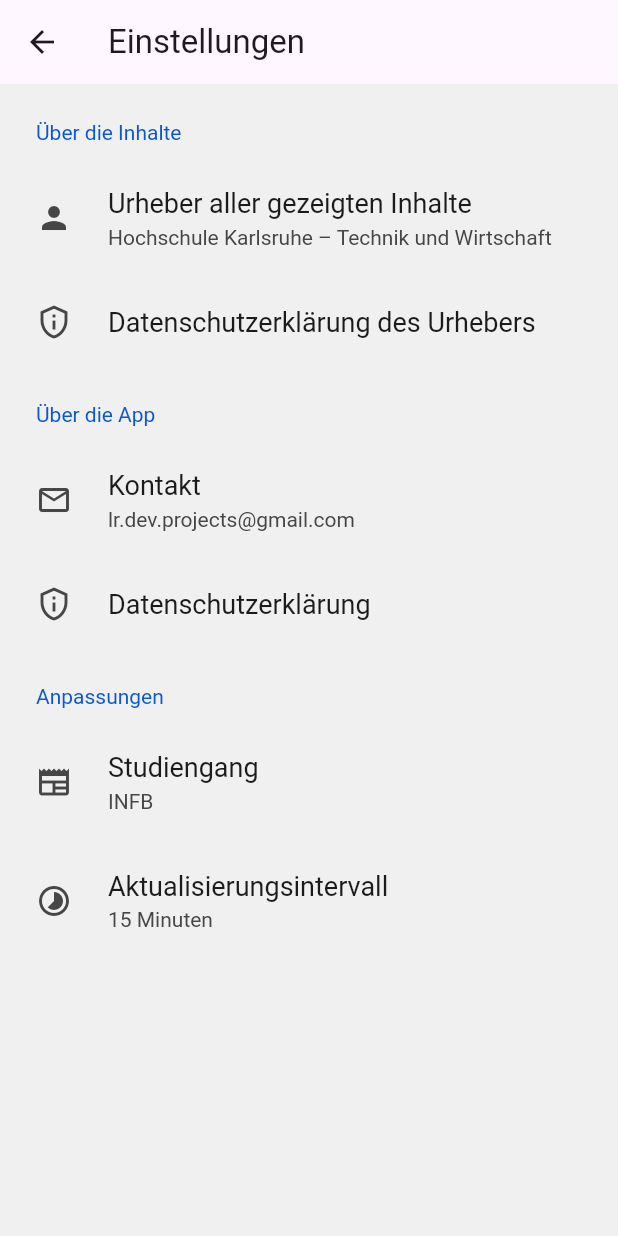
After one commit to lr101/iwi_bulletinboard, a Flutter app: the screen it shows after launch, after a tap on the "settings" icon, on a phone screen of 412 x 824 dp. The commit adds this screen. Run offline on Flutter 3.47's test engine with Material 3 defaults, Android fonts, the phone set to English and light mode, and no system bars; drawn by our look-alikes of settings_ui; our stand-ins replace flutter_local_notifications, permission_handler, shared_preferences, timezone; missing offline and left inert: background_fetch; network calls fail.

Commit message:
Add settings

```diff
--- a/lib/widgets/home_page.dart
+++ b/lib/widgets/home_page.dart
@@ -1,4 +1,5 @@
 import 'dart:convert';
+import 'package:iwi_bulletinboard/widgets/settings_page.dart';
 import 'package:shared_preferences/shared_preferences.dart';
 import 'package:flutter/material.dart';
 import 'package:permission_handler/permission_handler.dart';
@@ -28,14 +29,20 @@ class _MyHomePageState extends State<MyHomePage> with WidgetsBindingObserver  {
     _refreshAll(); // Load announcements when the widget is first created
     _requestPermission(); // Request for alert permission
     WidgetsBinding.instance.addObserver(this); // Observer for detecting when the app is opened (via a notification)
-    initPlatformState(); // Register background task
+    _initPlatformState(); // Register background task
   }
 
 
-  Future<void> initPlatformState() async {
-    // Configure BackgroundFetch.
+  Future<void> _initPlatformState([int? fetchInterval]) async {
+    final prefs = await SharedPreferences.getInstance();
+    if (fetchInterval == null) {
+      fetchInterval = prefs.getInt("interval") ?? 15;
+    } else {
+      prefs.setInt("interval", fetchInterval);
+    }
+
     await BackgroundFetch.configure(BackgroundFetchConfig(
-        minimumFetchInterval: 15,
+        minimumFetchInterval: fetchInterval,
         stopOnTerminate: false,
         enableHeadless: true,
         requiresBatteryNotLow: false,
@@ -105,14 +112,31 @@ class _MyHomePageState extends State<MyHomePage> with WidgetsBindingObserver  {
   Widget build(BuildContext context) {
     return Scaffold(
       appBar: AppBar(
-          backgroundColor: const Color.fromRGBO(100, 55, 140, 1.0),
-          title: Row(
-            mainAxisAlignment: MainAxisAlignment.spaceBetween,
-            children: [
-              Text("$schwarzesBrett Schwarzes Brett"),
-              IconButton(onPressed: () => launchUrl(Uri.parse("https://intranet.hka-iwi.de/iwii/info/dataprotection")), icon: Icon(Icons.info_outline))
-            ],
-          )
+        backgroundColor: const Color.fromRGBO(100, 55, 140, 1.0),
+        title: Text("$schwarzesBrett Schwarzes Brett"),
+        actions: <Widget>[
+          IconButton(
+            icon: Icon(Icons.settings),
+            onPressed: () async {
+              int interval =( await  SharedPreferences.getInstance()).getInt("interval") ?? 15;
+              Navigator.push(
+                context,
+                MaterialPageRoute(builder: (context) => SettingsPage(
+                  schwarzesBrett: schwarzesBrett,
+                  interval: interval,
+                  onSchwarzesBrettChanged: (newSetting) {
+                    setState(() {
+                      schwarzesBrett = newSetting;
+                      _refreshAll(); // Update the main page with new settings
+                    });
+                  },
+                  onIntervalChanged: (int) {
+                    _initPlatformState(int);
+                  },
+                )),
+              );}
+          ),
+        ],
       ),
       body: RefreshIndicator(
         onRefresh: _refresh,
@@ -170,13 +194,7 @@ class _MyHomePageState extends State<MyHomePage> with WidgetsBindingObserver  {
         mainAxisSize: MainAxisSize.min,
         children: [
           FloatingActionButton(
-            onPressed: _showSettingsDialog, // Open settings dialog
-            tooltip: 'Settings',
-            backgroundColor: const Color.fromRGBO(100, 55, 140, 1.0),
-            child: const Icon(Icons.settings),
-          ),
-          const SizedBox(height: 10), // Spacing between the buttons
-          FloatingActionButton(
+            heroTag: "2",
             onPressed: _refresh, // Refresh action
             tooltip: 'Refresh',
             backgroundColor: const Color.fromRGBO(100, 55, 140, 1.0),
@@ -187,42 +205,5 @@ class _MyHomePageState extends State<MyHomePage> with WidgetsBindingObserver  {
     );
   }
 
-  Future<void> _showSettingsDialog() async {
-    final SharedPreferences prefs = await SharedPreferences.getInstance();
-    if (!mounted) return;
-    return showDialog<void>(
-      context: context,
-      barrierDismissible: true, // user must tap button for close dialog!
-      builder: (BuildContext context) {
-        return AlertDialog(
-          title: const Text('Studiengang:'),
-          content: SingleChildScrollView(
-            child: ListBody(
-              children: <String>['INFB', 'INFM', 'MINB', 'MKIB']
-                  .map((String setting) {
-                return RadioListTile<String>(
-                  title: Text(setting),
-                  value: setting,
-                  groupValue: schwarzesBrett,
-                  onChanged: (String? value) {
-                    setState(() {
-                      if (value != null) {
-                        schwarzesBrett = value;
-                        prefs.setString('setting', value);
-                        _refresh();
-                      }
-                    });
-                    Navigator.of(context).pop(); // Close the dialog
-                  },
-                );
-              }).toList(),
-            ),
-          ),
-        );
-      },
-    );
-  }
-
-
 
 }
--- /dev/null
+++ b/lib/widgets/privacy_page.dart
@@ -0,0 +1,35 @@
+import 'package:flutter/material.dart';
+
+class PrivacyPage extends StatelessWidget {
+  @override
+  Widget build(BuildContext context) {
+    return Scaffold(
+      appBar: AppBar(
+        title: Text('Datenschutzverordnung'),
+      ),
+      body: SingleChildScrollView(
+        padding: EdgeInsets.all(16.0),
+        child: Text(
+          'Datenschutzverordnung für die App "IWI News"\n\n'
+              '1. Einleitung\n'
+              'Diese Datenschutzverordnung regelt die Verarbeitung von personenbezogenen Daten durch die App "IWI News" (im Folgenden "App"). Alle gezeigten Texte sind allgemein zugänglich und unterliegen des Urheberrechts der Hochschule Karlsruhe – Technik und Wirtschaft. Siehe dazu die folgende Internetseite sein \'https://intranet.hka-iwi.de/iwii/info/dataprotection\'. \n\n'
+              '2. Keine Datensammlung\n'
+              'Die App sammelt oder speichert keine personenbezogenen Daten der Nutzer. Dies umfasst, ist aber nicht beschränkt auf, Namen, Adressen, Telefonnummern, E-Mail-Adressen und Standortdaten.\n\n'
+              '3. Zugriff auf Benachrichtigungen\n'
+              'Um Nutzer über aktuelle News und Updates zu informieren, benötigt die App Zugriff auf die Benachrichtigungsfunktionen des Geräts. Die App wird diesen Zugriff ausschließlich verwenden, um relevante Informationen und News-Updates zu senden. Keine Informationen aus diesen Benachrichtigungen werden gespeichert oder weiterverarbeitet.\n\n'
+              '4. Hintergrundaktivität\n'
+              'Die App benötigt die Berechtigung zur Durchführung von Hintergrundaktivitäten, um neue Inhalte zu laden und die Nutzer über Änderungen und Updates zu informieren. Diese Aktivitäten beinhalten keine Verarbeitung personenbezogener Daten.\n\n'
+              '5. Datensicherheit\n'
+              'Obwohl keine personenbezogenen Daten gesammelt werden, verpflichtet sich die App zur Einhaltung hoher Sicherheitsstandards, um die Integrität und Vertraulichkeit der App-Funktionalitäten zu gewährleisten.\n\n'
+              '6. Änderungen an der Datenschutzverordnung\n'
+              'Diese Datenschutzverordnung kann von Zeit zu Zeit aktualisiert werden. Nutzer werden über wesentliche Änderungen informiert, und die aktuellste Version ist stets innerhalb der App einsehbar.\n\n'
+              '7. Zustimmung\n'
+              'Durch die Nutzung der App stimmen die Nutzer den Bedingungen dieser Datenschutzverordnung zu. Falls die Nutzer den Bedingungen nicht zustimmen, sollten sie die App nicht verwenden.\n\n'
+              '8. Kontakt\n'
+              'Bei Fragen oder Anliegen bezüglich dieser Datenschutzverordnung können sich Nutzer über die in der App bereitgestellten Kontaktinformationen (lr.dev.projects@gmail.com) an den Datenschutzbeauftragten wenden.',
+          style: TextStyle(fontSize: 16),
+        ),
+      ),
+    );
+  }
+}
--- /dev/null
+++ b/lib/widgets/settings_page.dart
@@ -0,0 +1,193 @@
+import 'package:flutter/cupertino.dart';
+import 'package:flutter/material.dart';
+import 'package:flutter/services.dart';
+import 'package:iwi_bulletinboard/widgets/privacy_page.dart';
+import 'package:settings_ui/settings_ui.dart';
+import 'package:shared_preferences/shared_preferences.dart';
+import 'package:url_launcher/url_launcher.dart';
+
+class SettingsPage extends StatefulWidget {
+  const SettingsPage({super.key, required this.schwarzesBrett, required this.onSchwarzesBrettChanged, required this.onIntervalChanged, required this.interval});
+
+  final String schwarzesBrett;
+  final int interval;
+  final Function(String) onSchwarzesBrettChanged;
+  final Function(int) onIntervalChanged;
+
+  @override
+  State<SettingsPage> createState() => _SettingsPage();
+}
+
+class _SettingsPage extends State<SettingsPage> {
+
+  late String courses;
+  late int interval;
+
+  @override
+  void initState() {
+    super.initState();
+    courses = widget.schwarzesBrett;
+    interval = widget.interval;
+
+  }
+
+  @override
+  Widget build(BuildContext context) {
+    return Scaffold(
+      appBar: AppBar(
+        title: Text("Einstellungen"),
+      ),
+      body: SettingsList(
+        sections: [
+          SettingsSection(
+            title: Text('Über die Inhalte'),
+            tiles: <SettingsTile>[
+              SettingsTile.navigation(
+                leading: Icon(Icons.person),
+                title: Text('Urheber aller gezeigten Inhalte'),
+                value: Text("Hochschule Karlsruhe – Technik und Wirtschaft"),
+              ),
+              SettingsTile.navigation(
+                leading: Icon(Icons.privacy_tip_outlined),
+                title: Text('Datenschutzerklärung des Urhebers'),
+                onPressed: (_) =>
+                    launchUrl(Uri.parse(
+                        "https://intranet.hka-iwi.de/iwii/info/dataprotection")),
+              ),
+            ],
+          ),
+          SettingsSection(
+            title: Text('Über die App'),
+            tiles: <SettingsTile>[
+              SettingsTile.navigation(
+                leading: Icon(Icons.email_outlined),
+                title: Text('Kontakt'),
+                onPressed: (_) =>
+                    Clipboard.setData(
+                        ClipboardData(text: "lr.dev.projects@gmail.com")).then((
+                        _) =>
+                        ScaffoldMessenger.of(context).showSnackBar(SnackBar(
+                            content: Text("Email copied to clipboard")))
+                    ),
+                value: Text("lr.dev.projects@gmail.com"),
+              ),
+              SettingsTile.navigation(
+                leading: Icon(Icons.privacy_tip_outlined),
+                title: Text('Datenschutzerklärung'),
+                onPressed: (_) =>
+                    Navigator.push(
+                      context,
+                      MaterialPageRoute(builder: (context) => PrivacyPage()),
+                    ),
+              ),
+            ],
+          ),
+          SettingsSection(
+            title: Text('Anpassungen'),
+            tiles: <SettingsTile>[
+              SettingsTile.navigation(
+                leading: Icon(Icons.newspaper_outlined),
+                title: Text("Studiengang"),
+                value: Text(courses),
+                description: Text("Das schwarze Brett des st"),
+                onPressed: (_) => _showSettingsDialog(context),
+              ),
+              SettingsTile.navigation(
+                leading: Icon(Icons.timelapse_outlined),
+                title: Text('Aktualisierungsintervall'),
+                value: Text(interval.toString() + " Minuten"),
+                onPressed: (_) => _showIntervalDialog(context),
+              ),
+            ],
+          ),
+        ],
+      ),
+    );
+  }
+
+
+
+  void _showIntervalDialog(BuildContext context) async {
+    final SharedPreferences prefs = await SharedPreferences.getInstance();
+    final TextEditingController _controller = TextEditingController();
+    _controller.text = prefs.getInt("interval")?.toString() ?? "15";
+    showDialog(
+      context: context,
+      builder: (BuildContext context) {
+        return AlertDialog(
+          title: Text('Aktualisierungsintervall'),
+          content: TextFormField(
+            controller: _controller,
+            keyboardType: TextInputType.number,
+            decoration: InputDecoration(
+              hintText: 'Minuten (>= 15)',
+            ),
+          ),
+          actions: <Widget>[
+            TextButton(
+              child: Text('Abbrechen'),
+              onPressed: () {
+                Navigator.of(context).pop();
+              },
+            ),
+            TextButton(
+              child: Text('Speichern'),
+              onPressed: () {
+                int value = int.tryParse(_controller.text) ?? 0;
+                if (value >= 15) {
+                  widget.onIntervalChanged(value);
+                  setState(() {
+                    interval = value;
+                  });
+                  Navigator.of(context).pop();
+                } else {
+                  ScaffoldMessenger.of(context).showSnackBar(
+                    SnackBar(
+                      content: Text('Bitte einen Wert >= 15 eingeben'),
+                    ),
+                  );
+                }
+              },
+            ),
+          ],
+        );
+      },
+    );
+  }
+
+  Future<void> _showSettingsDialog(BuildContext context) async {
+    final SharedPreferences prefs = await SharedPreferences.getInstance();
+    return showDialog<void>(
+      context: context,
+      barrierDismissible: true, // user must tap button for close dialog!
+      builder: (BuildContext context) {
+        return AlertDialog(
+          title: const Text('Studiengang:'),
+          content: SingleChildScrollView(
+            child: ListBody(
+              children: <String>['INFB', 'INFM', 'MINB', 'MKIB']
+                  .map((String setting) {
+                return RadioListTile<String>(
+                  title: Text(setting),
+                  value: setting,
+                  groupValue: widget.schwarzesBrett,
+                  onChanged: (String? value) {
+                    if (value != null) {
+                      prefs.setString('setting', value);
+                      setState(() {
+                        courses = value;
+                      });
+                      widget.onSchwarzesBrettChanged(value);
+                    }
+                    Navigator.of(context).pop(); // Close the dialog
+                  },
+                );
+              }).toList(),
+            ),
+          ),
+        );
+      },
+    );
+  }
+
+}
--- a/pubspec.yaml
+++ b/pubspec.yaml
@@ -52,6 +52,8 @@ dependencies:
 
   url_launcher:
 
+  settings_ui:
+
   # The following adds the Cupertino Icons font to your application.
   # Use with the CupertinoIcons class for iOS style icons.
   cupertino_icons: ^1.0.2
```
Also changed, not shown: pubspec.lock.
